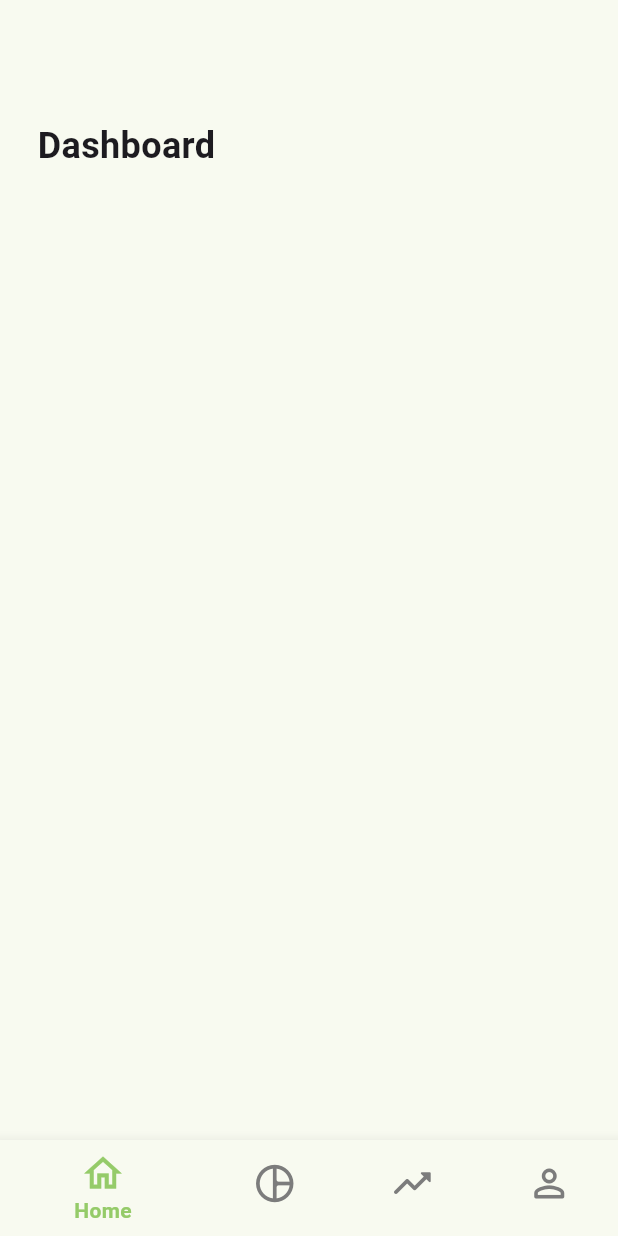
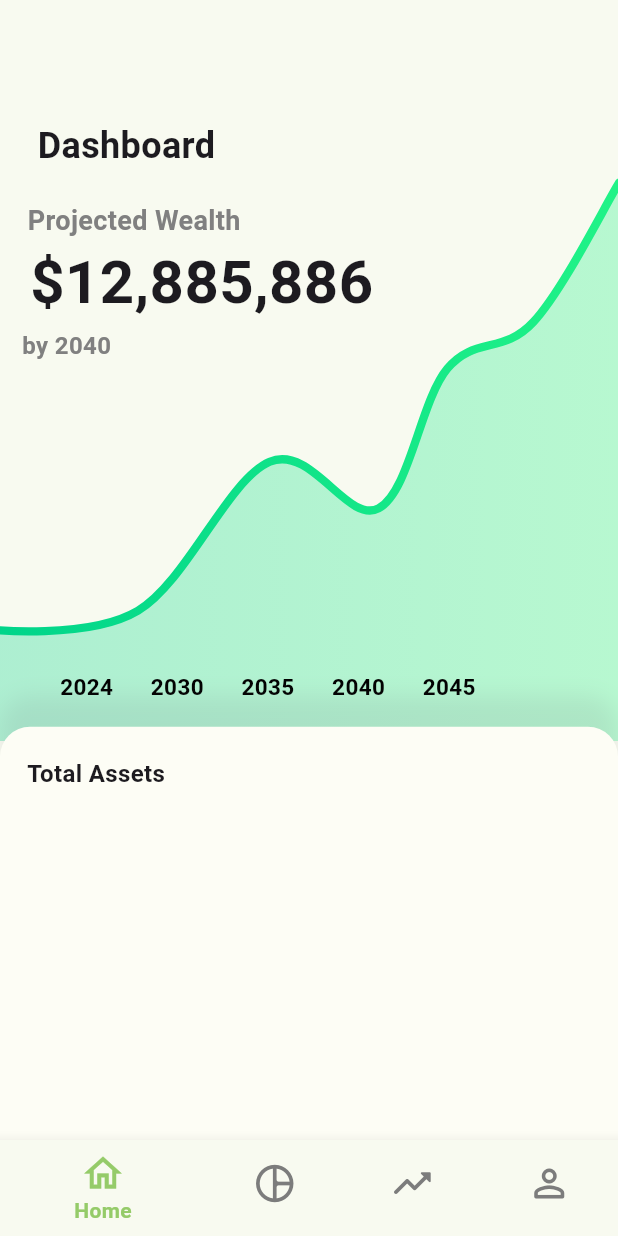
Before and after one commit to owennigel1/Securus, a Flutter app: the HomeScreen screen opened directly, on a phone screen of 412 x 824 dp. Run offline on Flutter 3.47's test engine with Material 3 defaults, Android fonts, the phone set to English and light mode, and no system bars; drawn by our look-alikes of fl_chart; our stand-ins replace firebase_core, rive; accounts and stored records are empty; Roboto replaces fonts that are missing (MazzardH).

```diff
--- a/securusapp/lib/screens/dashboard.dart
+++ b/securusapp/lib/screens/dashboard.dart
@@ -1,4 +1,5 @@
 import 'package:flutter/material.dart';
+import 'package:securusapp/widgets/sample_chart.dart';
 
 class DashboardScreen extends StatefulWidget {
   const DashboardScreen({super.key});
@@ -10,15 +11,136 @@ class DashboardScreen extends StatefulWidget {
 class _DashboardScreenState extends State<DashboardScreen> {
   @override
   Widget build(BuildContext context) {
-    return const Column(
+    return Column(
       crossAxisAlignment: CrossAxisAlignment.start,
       children: [
-        SizedBox(height: 80.0),
-        Padding(
+        const SizedBox(height: 80.0),
+        const Padding(
           padding: EdgeInsets.only(left: 25.0),
           child: Text("Dashboard",
               style: TextStyle(fontWeight: FontWeight.bold, fontSize: 24.0)),
         ),
+        Stack(
+          children: [
+            Column(
+              children: [
+                Transform.translate(
+                  offset: const Offset(-35, 0),
+                  child: const Padding(
+                    padding: EdgeInsets.only(top: 20.0),
+                    child: Text(
+                      "Projected Wealth",
+                      style: TextStyle(
+                          fontSize: 18.0,
+                          fontWeight: FontWeight.bold,
+                          color: Color.fromARGB(255, 128, 128, 128)),
+                    ),
+                  ),
+                ),
+                const Padding(
+                  padding: EdgeInsets.only(left: 20.0),
+                  child: Text("\$12,885,886",
+                      style: TextStyle(
+                          fontWeight: FontWeight.bold, fontSize: 40.0)),
+                ),
+                Transform.translate(
+                  offset: const Offset(-80, 2),
+                  child: const Padding(
+                    padding: EdgeInsets.only(left: 0.0),
+                    child: Text("by 2040",
+                        style: TextStyle(
+                            fontWeight: FontWeight.bold,
+                            fontSize: 16.0,
+                            color: Color.fromARGB(255, 128, 128, 128))),
+                  ),
+                )
+              ],
+            ),
+            Transform.translate(
+                offset: const Offset(0, -0),
+                child: Transform.scale(
+                    scale: 1.1, child: const LineChartSample2())),
+            const Positioned(
+                bottom: 20.0,
+                child: Row(
+                  children: [
+                    SizedBox(width: 40.0),
+                    Text(
+                      "2024",
+                      style: TextStyle(
+                          fontWeight: FontWeight.bold,
+                          fontSize: 15.0,
+                          color: Color(0xff000000)),
+                    ),
+                    SizedBox(width: 25.0),
+                    Text(
+                      "2030",
+                      style: TextStyle(
+                          fontWeight: FontWeight.bold,
+                          fontSize: 15.0,
+                          color: Color(0xff000000)),
+                    ),
+                    SizedBox(width: 25.0),
+                    Text(
+                      "2035",
+                      style: TextStyle(
+                          fontWeight: FontWeight.bold,
+                          fontSize: 15.0,
+                          color: Color(0xff000000)),
+                    ),
+                    SizedBox(width: 25.0),
+                    Text(
+                      "2040",
+                      style: TextStyle(
+                          fontWeight: FontWeight.bold,
+                          fontSize: 15.0,
+                          color: Color(0xff000000)),
+                    ),
+                    SizedBox(width: 25.0),
+                    Text(
+                      "2045",
+                      style: TextStyle(
+                          fontWeight: FontWeight.bold,
+                          fontSize: 15.0,
+                          color: Color(0xff000000)),
+                    )
+                  ],
+                ))
+          ],
+        ),
+        Transform.translate(
+          offset: const Offset(0, -4),
+          child: Container(
+            width: MediaQuery.of(context).size.width,
+            height: 282.0,
+            decoration: const BoxDecoration(
+                color: Color(0xffFDFDF5),
+                boxShadow: [
+                  BoxShadow(
+                      color: Color.fromARGB(30, 100, 100, 111),
+                      offset: Offset(0, -20.0),
+                      blurRadius: 12.0,
+                      spreadRadius: 0)
+                ],
+                borderRadius: BorderRadius.only(
+                    topLeft: Radius.circular(20.0),
+                    topRight: Radius.circular(20.0))),
+            child: const Column(
+              crossAxisAlignment: CrossAxisAlignment.start,
+              children: [
+                SizedBox(height: 20.0),
+                Padding(
+                  padding: EdgeInsets.only(left: 18.0),
+                  child: Text(
+                    "Total Assets",
+                    style:
+                        TextStyle(fontWeight: FontWeight.bold, fontSize: 16.0),
+                  ),
+                )
+              ],
+            ),
+          ),
+        )
       ],
     );
   }
--- a/securusapp/lib/screens/home.dart
+++ b/securusapp/lib/screens/home.dart
@@ -1,6 +1,7 @@
 import 'package:flutter/material.dart';
 import 'package:securusapp/screens/dashboard.dart';
 import 'package:securusapp/screens/expenditure.dart';
+import 'package:securusapp/screens/investments.dart';
 
 class HomeScreen extends StatefulWidget {
   const HomeScreen({super.key});
@@ -64,7 +65,7 @@ class _HomeScreenState extends State<HomeScreen> {
           children: const [
             DashboardScreen(),
             ExpenditureScreen(),
-            ExpenditureScreen(),
+            InvestmentsScreen(),
             ExpenditureScreen(),
           ],
         ));
--- /dev/null
+++ b/securusapp/lib/screens/investments.dart
@@ -0,0 +1,24 @@
+import 'package:flutter/cupertino.dart';
+
+class InvestmentsScreen extends StatefulWidget {
+  const InvestmentsScreen({super.key});
+
+  State<InvestmentsScreen> createState() => _InvestmentsScreenState();
+}
+
+class _InvestmentsScreenState extends State<InvestmentsScreen> {
+  @override
+  Widget build(BuildContext context) {
+    return const Column(
+      crossAxisAlignment: CrossAxisAlignment.start,
+      children: [
+        SizedBox(height: 80.0),
+        Padding(
+          padding: EdgeInsets.only(left: 25.0),
+          child: Text("Investments",
+              style: TextStyle(fontWeight: FontWeight.bold, fontSize: 24.0)),
+        ),
+      ],
+    );
+  }
+}
--- /dev/null
+++ b/securusapp/lib/widgets/sample_chart.dart
@@ -0,0 +1,99 @@
+import 'package:fl_chart/fl_chart.dart';
+import 'package:flutter/material.dart';
+
+class LineChartSample2 extends StatefulWidget {
+  const LineChartSample2({super.key});
+
+  @override
+  State<LineChartSample2> createState() => _LineChartSample2State();
+}
+
+class _LineChartSample2State extends State<LineChartSample2> {
+  List<Color> gradientColors = [
+    const Color.fromARGB(255, 0, 212, 138),
+    const Color.fromARGB(255, 33, 243, 135),
+  ];
+
+  bool showAvg = false;
+
+  @override
+  Widget build(BuildContext context) {
+    return Stack(
+      children: <Widget>[
+        AspectRatio(
+          aspectRatio: 1.1,
+          child: Padding(
+            padding: const EdgeInsets.only(
+              right: 18,
+              left: 12,
+              top: 24,
+              bottom: 12,
+            ),
+            child: LineChart(
+              mainData(),
+            ),
+          ),
+        ),
+      ],
+    );
+  }
+
+  LineChartData mainData() {
+    return LineChartData(
+      gridData: const FlGridData(show: false),
+      titlesData: const FlTitlesData(
+        show: false,
+        rightTitles: AxisTitles(
+          sideTitles: SideTitles(showTitles: false),
+        ),
+        topTitles: AxisTitles(
+          sideTitles: SideTitles(showTitles: false),
+        ),
+        bottomTitles: AxisTitles(
+          sideTitles: SideTitles(showTitles: false),
+        ),
+        leftTitles: AxisTitles(
+          sideTitles: SideTitles(showTitles: false),
+        ),
+      ),
+      borderData: FlBorderData(
+        show: false,
+        border: Border.all(color: const Color(0xff37434d)),
+      ),
+      minX: 0,
+      maxX: 11,
+      minY: 0,
+      maxY: 6,
+      lineBarsData: [
+        LineChartBarData(
+          spots: const [
+            FlSpot(0, 1.2),
+            FlSpot(2.6, 1.4),
+            FlSpot(4.9, 3),
+            FlSpot(6.8, 2.5),
+            FlSpot(8, 4),
+            FlSpot(9.5, 4.5),
+            FlSpot(11, 6),
+          ],
+          isCurved: true,
+          gradient: LinearGradient(
+            colors: gradientColors,
+          ),
+          barWidth: 5,
+          isStrokeCapRound: true,
+          dotData: const FlDotData(
+            show: false,
+          ),
+          belowBarData: BarAreaData(
+            show: true,
+            gradient: LinearGradient(
+              colors: gradientColors
+                  .map((color) => color.withOpacity(0.3))
+                  .toList(),
+            ),
+          ),
+        ),
+      ],
+    );
+  }
+}
--- /dev/null
+++ b/securusapp/lib/widgets/sdropdownbutton.dart
@@ -0,0 +1,13 @@
+import 'package:flutter/material.dart';
+
+class SDropdownButton extends StatelessWidget {
+  const SDropdownButton({super.key});
+
+  @override
+  Widget build(BuildContext context) {
+    return DropdownButton(
+      onChanged: (_) => {},
+      items: [DropdownMenuItem(child: Text("Hello"))],
+    );
+  }
+}
--- a/securusapp/pubspec.yaml
+++ b/securusapp/pubspec.yaml
@@ -39,6 +39,7 @@ dependencies:
   # The following adds the Cupertino Icons font to your application.
   # Use with the CupertinoIcons class for iOS style icons.
   cupertino_icons: ^1.0.6
+  fl_chart: ^0.68.0
 
 
 dev_dependencies:
```
Also changed, not shown: securusapp/lib/controller/auth.dart (renamed from securusapp/lib/service/auth.dart), securusapp/pubspec.lock.
